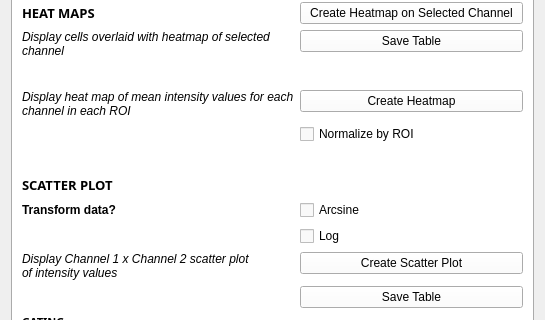
Above: HypModuleCode/Resources/UI/HypModuleCode.ui from SlicerMicro/Slicer-TITAN before the change; both pictures show x 0 to 545 and y 179 to 499 of the 545 by 1168 pixel window. Below: the same form after it.
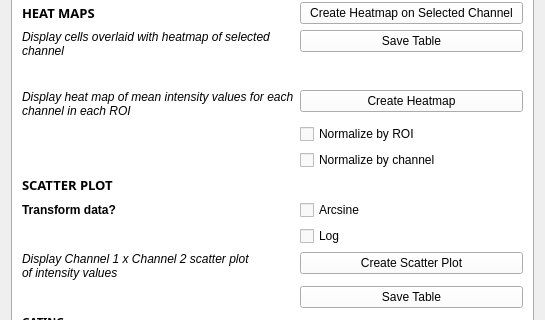
That is the form after the change. Custom widgets are drawn as their Qt base class.

Commit message: ENH: Implemented heatmap normalization by ROI and channel

```diff
--- a/HypModuleCode/Resources/UI/HypModuleCode.ui
+++ b/HypModuleCode/Resources/UI/HypModuleCode.ui
@@ -1839,6 +1839,13 @@
          </property>
         </widget>
        </item>
+       <item row="11" column="1">
+        <widget class="QCheckBox" name="hmapNormalizeChannel">
+         <property name="text">
+          <string>Normalize by channel</string>
+         </property>
+        </widget>
+       </item>
       </layout>
      </widget>
      <widget class="QWidget" name="tab_3">
```
The commit also changes 1 other file.
